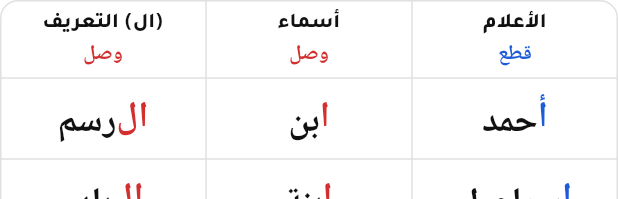
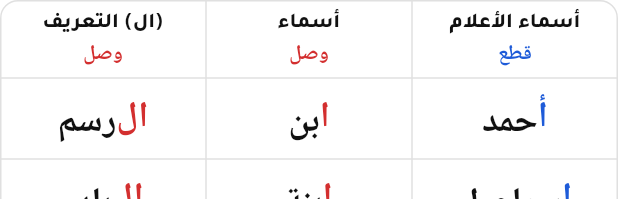
Before and after one commit to alansaria2026/imlaa-app, a Flutter app: the NounHamzaTable widget shown alone on an empty page, opened directly, on a phone screen of 412 x 824 dp. Shown: the top 199 px of the screen. Run offline on Flutter 3.47's test engine with Material 3 defaults, Android fonts, the phone set to English and light mode, and no system bars; our stand-ins replace audioplayers, flutter_tts, shared_preferences; accounts and stored records are empty.

Commit message:
إضاءة همزة الأسماء: «أسماء الأعلام» بدل «الأعلام» في رأس العمود
Co-Authored-By: Claude Opus 5.5 <noreply@anthropic.com>
Claude-Session: https://claude.ai/code/session_01Ffnc49FAQGPHWKsfZ3FjWn

```diff
--- a/lib/lesson/hamza_rule_content.dart
+++ b/lib/lesson/hamza_rule_content.dart
@@ -943,7 +943,7 @@ class NounHamzaTable extends StatelessWidget {
       (
         TextSpan(
           children: [
-            const TextSpan(text: 'الأعلام\n'),
+            const TextSpan(text: 'أسماء الأعلام\n'),
             _colored('قطع', hamzaColor(Hamza.qat)),
           ],
         ),
```
